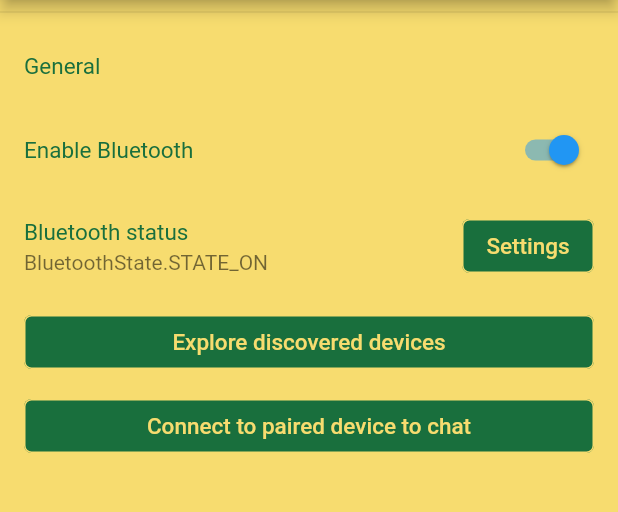
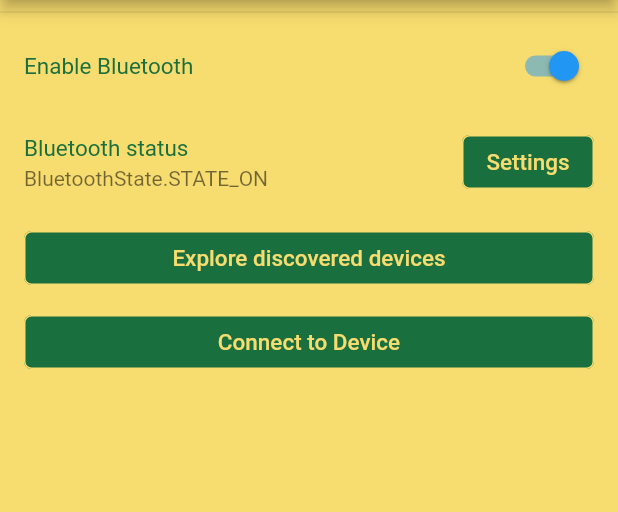
Before and after one commit to rahul240699/Food_Aayush_App, a Flutter app: the Rancidity screen opened by its route, on a phone screen of 412 x 824 dp, the part 84-596 px from its top. Run offline on Flutter 3.47's test engine with Material 2 defaults, Android fonts, the phone set to English and light mode, and no system bars; our stand-ins replace firebase_auth, firebase_core, flutter_bluetooth_serial, image_picker; missing offline and left inert: tflite; accounts and stored records are empty; Roboto replaces fonts that are missing (Comfortaa); statements that could not run were skipped.

Commit message:
Added Comments

```diff
--- a/lib/Connection.dart
+++ b/lib/Connection.dart
@@ -6,7 +6,6 @@ import 'dart:typed_data';
 import 'package:flutter/material.dart';
 // ignore: import_of_legacy_library_into_null_safe
 import 'package:flutter_bluetooth_serial/flutter_bluetooth_serial.dart';
-//import 'package:foodaayush/mainnavbar.dart';
 
 class ConnectPage extends StatefulWidget {
   final BluetoothDevice? server;
--- a/lib/classify.dart
+++ b/lib/classify.dart
@@ -1,9 +1,10 @@
+//This is the page where image is captured and the InceptionV3 model classifies the food item by identifying which food it is and Into stale or fresh
+
 import 'dart:io';
 
 import 'package:flutter/material.dart';
 import 'package:tflite/tflite.dart';
 import 'package:image_picker/image_picker.dart';
-
 import 'mainnavbar.dart';
 
 class Classifier extends StatefulWidget {
@@ -38,7 +39,7 @@ class _ClassifierState extends State<Classifier> {
       //labels: "assets/labels.txt",
       model: "assets/float16_optimised_model_Inceptionv3.tflite",
       labels: "assets/ImageLabels.txt",
-      numThreads: 1,
+      numThreads: 4,
     );
   }
 
--- a/lib/faq.dart
+++ b/lib/faq.dart
@@ -1,3 +1,9 @@
+//This is a page that has been added for the users to gain additional information about the app and its developers.
+//A simple Container widget has been used to create a box, containing information entered in simple Text widgets.
+//These Text widgets are arranged vertically in a column within the Container, by declaring them as the children widgets of a Column widget.
+//The page also has two buttons (outside the Container widget), one which redirects the user to the Customer Care page and another which takes the user to the F.A.Qs page.
+//The buttons are created using the MaterialButton widget. A splashcolor attribute is also added to the buttons.
+
 import 'package:flutter/material.dart';
 import 'package:foodaayush/mainnavbar.dart';
 
--- a/lib/firstsreen.dart
+++ b/lib/firstsreen.dart
@@ -1,5 +1,4 @@
 import 'dart:async';
-
 import 'package:flutter/material.dart';
 
 class Welcomescreen extends StatefulWidget {
@@ -36,8 +35,6 @@ class StartState extends State<Welcomescreen> {
           mainAxisAlignment: MainAxisAlignment.center,
           children: [
             new Center(
-              // alignment: Alignment(0.0, 0.0),
-              // height: 700,
               child: new Text(
                 'Food Aayush',
                 textAlign: TextAlign.center,
--- a/lib/home.dart
+++ b/lib/home.dart
@@ -1,8 +1,6 @@
-//import 'package:camera/camera.dart';
 import 'package:firebase_auth/firebase_auth.dart';
 import 'package:flutter/material.dart';
 import 'package:url_launcher/url_launcher.dart';
-//import 'package:foodaayush/fresh.dart';
 
 class HomeClass extends StatefulWidget {
   final User user;
@@ -27,7 +25,6 @@ class _HomeState extends State<HomeClass> {
           ),
         ),
         body: Container(
-            // width: 500,
             child: Column(
           mainAxisAlignment: MainAxisAlignment.center,
           crossAxisAlignment: CrossAxisAlignment.stretch,
--- a/lib/rancidity_check.dart
+++ b/lib/rancidity_check.dart
@@ -1,3 +1,7 @@
+//The Rancidity of the given oil is checked on this page.
+//A hardware device which is integrated to mobile application via bluetooth sends the pH on this page.
+//Based on the pH values obtained, the system determines whether the oil is rancid or edible.
+
 import 'dart:async';
 import 'package:flutter/material.dart';
 // ignore: import_of_legacy_library_into_null_safe
@@ -98,13 +102,6 @@ class _MainPage extends State<Rancidity> {
         child: ListView(
           children: <Widget>[
             Divider(),
-            ListTile(
-                title: const Text('General',
-                    style: TextStyle(
-                      color: Color(0xff196F3D),
-                      fontFamily: 'Comfortaa',
-                      fontSize: 15.0,
-                    ))),
             SwitchListTile(
               title: const Text('Enable Bluetooth',
                   style: TextStyle(
@@ -198,7 +195,7 @@ class _MainPage extends State<Rancidity> {
                 textColor: Color(0xffF7DC6F),
                 padding: EdgeInsets.all(8.0),
                 child: const Text(
-                  'Connect to paired device to chat',
+                  'Connect to Device',
                   style: TextStyle(
                     //color: Color(0xff196F3D),
                     fontFamily: 'Comfortaa',
@@ -235,7 +232,6 @@ class _MainPage extends State<Rancidity> {
     Navigator.of(context).push(
       MaterialPageRoute(
         builder: (context) {
-          //return ChatPage(server: server);
           return ConnectPage(server: server);
         },
       ),
```
Also changed, not shown: lib/aboutus.dart (+7 -0 lines), lib/login.dart (+7 -2 lines), lib/main.dart (+1 -16 lines), lib/mainnavbar.dart (+14 -3 lines), lib/signup.dart (+8 -0 lines), lib/widgets.dart (deleted, +0 -16 lines), 2 other files.
